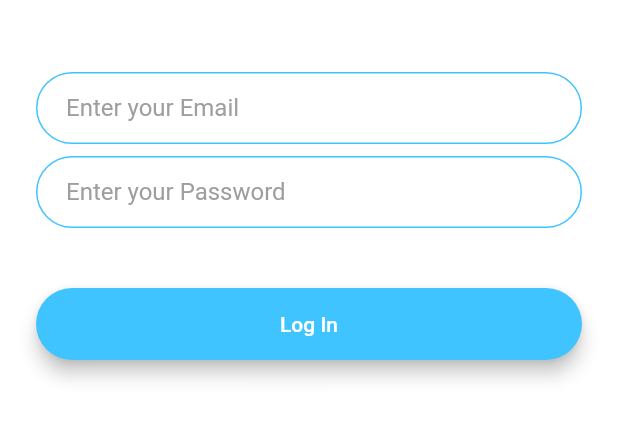
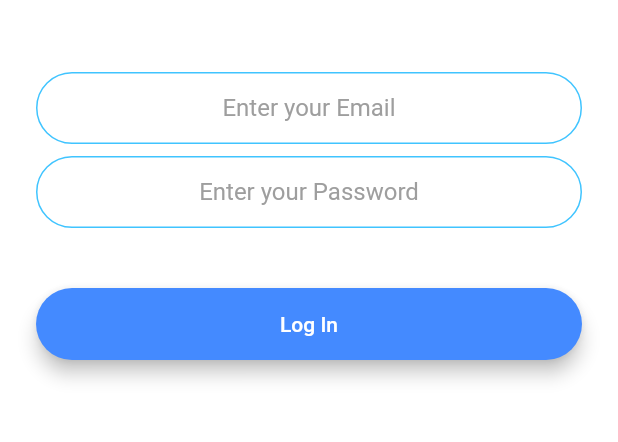
Before and after one commit to muhafs/flutter_flash_chat_app, a Flutter app: the screen it shows after launch, after a tap on "Log In", on a phone screen of 412 x 824 dp, the part 576-1018 px from its top. Run offline on Flutter 3.47's test engine with Material 2 defaults, Android fonts, the phone set to English and light mode, and no system bars; drawn by our look-alikes of modal_progress_hud_nsn; our stand-ins replace animated_text_kit, cloud_firestore, firebase_auth, firebase_core; accounts and stored records are empty.

```diff
--- a/lib/main.dart
+++ b/lib/main.dart
@@ -18,6 +18,7 @@ class FlashChat extends StatelessWidget {
   @override
   Widget build(BuildContext context) {
     return MaterialApp(
+      theme: ThemeData.dark(),
       debugShowCheckedModeBanner: false,
       initialRoute: WelcomeScreen.id,
       routes: {
--- a/lib/screens/login_screen.dart
+++ b/lib/screens/login_screen.dart
@@ -1,6 +1,11 @@
+// ignore_for_file: avoid_print
+
+import 'package:firebase_auth/firebase_auth.dart';
 import 'package:flash_chat_app/components/rounded_button.dart';
 import 'package:flash_chat_app/constants.dart';
+import 'package:flash_chat_app/screens/chat_screen.dart';
 import 'package:flutter/material.dart';
+import 'package:modal_progress_hud_nsn/modal_progress_hud_nsn.dart';
 
 class LoginScreen extends StatefulWidget {
   const LoginScreen({super.key});
@@ -12,29 +17,41 @@ class LoginScreen extends StatefulWidget {
 }
 
 class _LoginScreenState extends State<LoginScreen> {
+  final _auth = FirebaseAuth.instance;
+  bool showProcess = false;
+  late String email;
+  late String password;
+
   @override
   Widget build(BuildContext context) {
     return Scaffold(
       backgroundColor: Colors.white,
-      body: Padding(
+      body: ModalProgressHUD(
+        inAsyncCall: showProcess,
+        child: Padding(
           padding: const EdgeInsets.symmetric(horizontal: 24.0),
           child: Column(
             mainAxisAlignment: MainAxisAlignment.center,
             crossAxisAlignment: CrossAxisAlignment.stretch,
             children: [
-            Hero(
+              Flexible(
+                child: Hero(
                   tag: 'logo',
                   child: SizedBox(
                     height: 200.0,
                     child: Image.asset('images/logo.png'),
                   ),
                 ),
+              ),
               const SizedBox(
                 height: 48.0,
               ),
               TextField(
+                keyboardType: TextInputType.emailAddress,
+                textAlign: TextAlign.center,
                 onChanged: (value) {
                   //Do something with the user input.
+                  email = value;
                 },
                 decoration: kTextFieldDecoration.copyWith(
                   hintText: 'Enter your Email',
@@ -44,23 +61,48 @@ class _LoginScreenState extends State<LoginScreen> {
                 height: 8.0,
               ),
               TextField(
+                obscureText: true,
+                textAlign: TextAlign.center,
                 onChanged: (value) {
                   //Do something with the user input.
+                  password = value;
                 },
                 decoration: kTextFieldDecoration.copyWith(
-                  hintText: 'Enter your Password'),
+                  hintText: 'Enter your Password',
+                ),
               ),
               const SizedBox(
                 height: 24.0,
               ),
               RoundedButton(
-              onTap: () {},
-              color: Colors.lightBlueAccent,
+                onTap: () async {
+                  setState(() {
+                    showProcess = true;
+                  });
+
+                  try {
+                    await _auth.signInWithEmailAndPassword(
+                      email: email,
+                      password: password,
+                    );
+
+                    if (!mounted) return;
+                    Navigator.pushNamed(context, ChatScreen.id);
+
+                    setState(() {
+                      showProcess = false;
+                    });
+                  } catch (e) {
+                    print(e);
+                  }
+                },
+                color: Colors.blueAccent,
                 text: 'Log In',
               ),
             ],
           ),
         ),
+      ),
     );
   }
 }
--- a/lib/screens/welcome_screen.dart
+++ b/lib/screens/welcome_screen.dart
@@ -28,8 +28,8 @@ class _WelcomeScreenState extends State<WelcomeScreen>
     );
 
     animation = ColorTween(
-      begin: Colors.blueGrey,
-      end: Colors.white,
+      begin: Colors.black,
+      end: Colors.blueGrey,
     ).animate(controller);
 
     controller.forward();
--- a/pubspec.yaml
+++ b/pubspec.yaml
@@ -39,6 +39,7 @@ dependencies:
     firebase_core: ^2.4.1
     firebase_auth: ^4.2.5
     cloud_firestore: ^4.3.1
+    modal_progress_hud_nsn: ^0.3.0
 
 dev_dependencies:
     flutter_test:
```
Also changed, not shown: lib/screens/chat_screen.dart (+134 -5 lines), lib/screens/registration_screen.dart (+17 -2 lines), lib/firebase_options.dart (added), pubspec.lock, 7 other files. Lines whose indentation alone changed are shown as unchanged.
